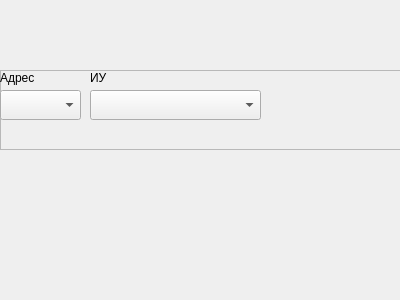
First picture: the form in m_cfg/unitWidgets/widget_dd_sota.ui, repository xXRadioHeadXx/start7, before the edit.
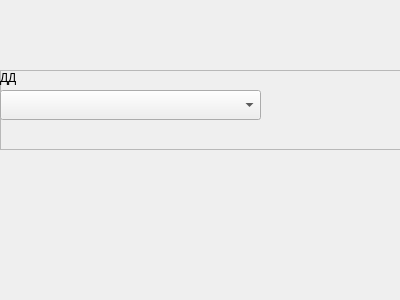
Second picture: the form after the edit.

```diff
--- a/m_cfg/unitWidgets/widget_dd_sota.ui
+++ b/m_cfg/unitWidgets/widget_dd_sota.ui
@@ -28,25 +28,12 @@
    <property name="frameShadow">
     <enum>QFrame::Raised</enum>
    </property>
-   <widget class="QLabel" name="label_103">
-    <property name="geometry">
-     <rect>
-      <x>90</x>
-      <y>0</y>
-      <width>71</width>
-      <height>16</height>
-     </rect>
-    </property>
-    <property name="text">
-     <string>ИУ</string>
-    </property>
-   </widget>
-   <widget class="QComboBox" name="Num1">
+   <widget class="QComboBox" name="Num2_2">
     <property name="geometry">
      <rect>
       <x>0</x>
       <y>20</y>
-      <width>81</width>
+      <width>261</width>
       <height>30</height>
      </rect>
     </property>
@@ -64,20 +51,7 @@
      </rect>
     </property>
     <property name="text">
-     <string>Адрес</string>
-    </property>
-   </widget>
-   <widget class="QComboBox" name="Num2">
-    <property name="geometry">
-     <rect>
-      <x>90</x>
-      <y>20</y>
-      <width>171</width>
-      <height>30</height>
-     </rect>
-    </property>
-    <property name="sizeAdjustPolicy">
-     <enum>QComboBox::AdjustToMinimumContentsLengthWithIcon</enum>
+     <string>ДД</string>
     </property>
    </widget>
   </widget>
```
